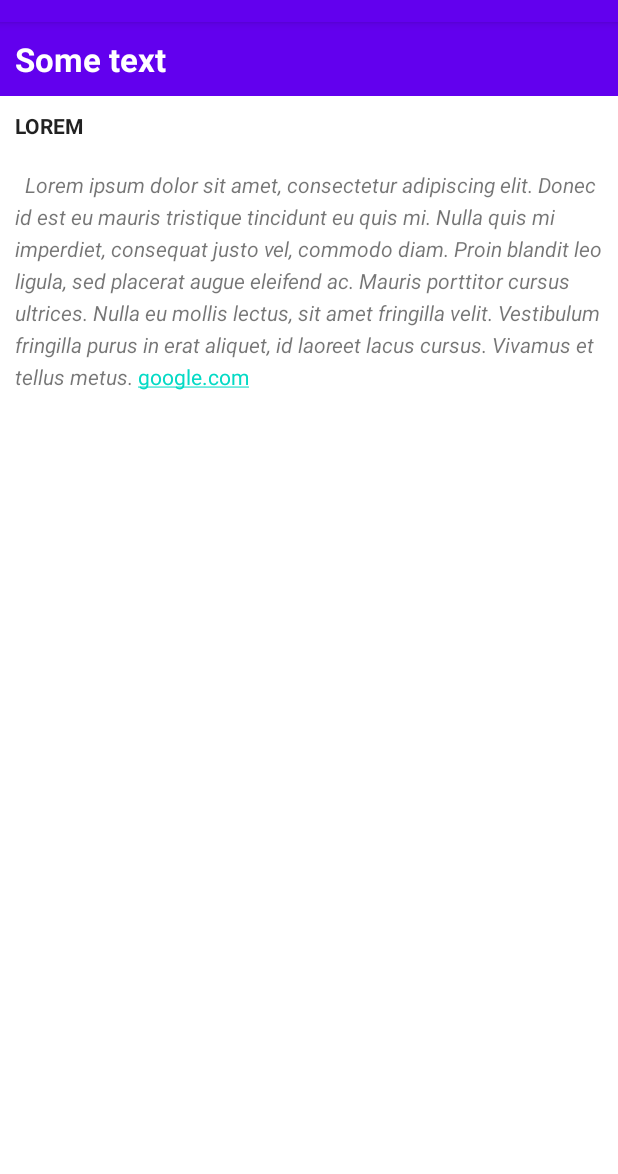
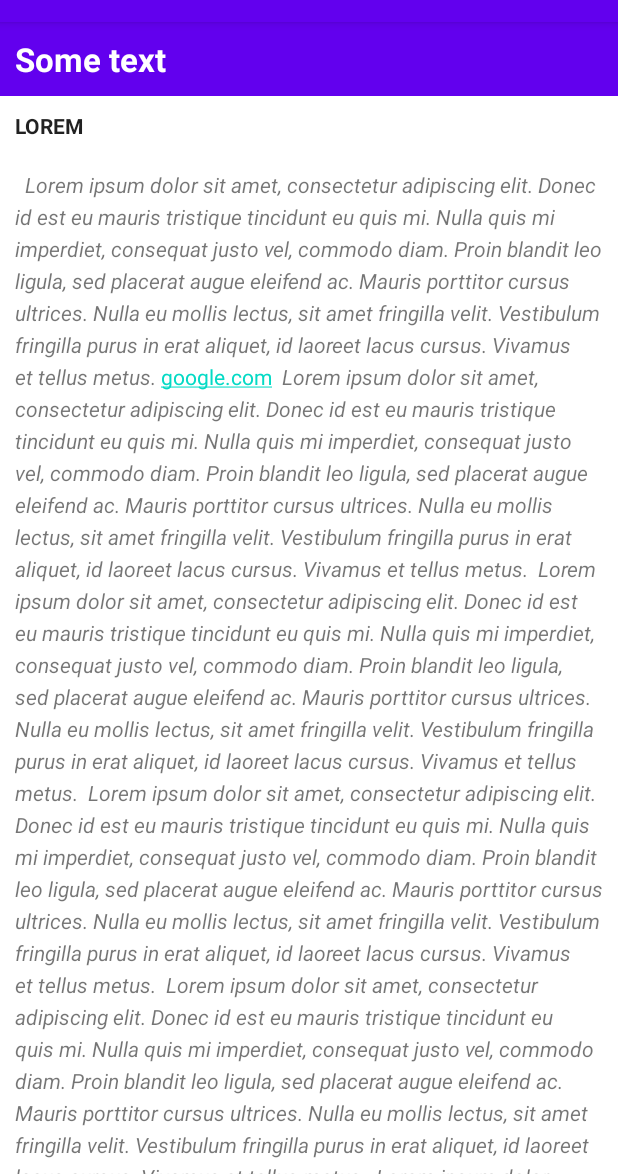
Before and after one commit to LQENX/hw_2, an Android app: the screen it shows after launch (MainActivity), on a phone screen of 412 x 824 dp, the part 62-1236 px from its top. Run offline under Robolectric (Android 15) with nearby library versions, the phone set to English and light mode, and no system bars.

Commit message:
Move UI elements within the LinearLayout

```diff
--- a/app/lesson_1_3/src/main/res/layout/activity_main.xml
+++ b/app/lesson_1_3/src/main/res/layout/activity_main.xml
@@ -17,29 +17,34 @@
         android:text="@string/article_title"
         />
 
-    <TextView
-        android:layout_width="match_parent"
-        android:layout_height="wrap_content"
-        android:id="@+id/article_subheading"
-        android:layout_below="@id/article_heading"
-        android:padding="@dimen/padding_regular"
-        android:text="@string/article_subtitle"
-        android:textAppearance= "@android:style/TextAppearance.DeviceDefault" />
-
-
     <ScrollView
         android:layout_width="wrap_content"
         android:layout_height="wrap_content"
-        android:layout_below="@id/article_subheading">
+        android:layout_below="@id/article_heading">
 
-        <TextView
-            android:layout_width="wrap_content"
+        <LinearLayout
+            android:layout_width="match_parent"
             android:layout_height="wrap_content"
-            android:id="@+id/article"
-            android:lineSpacingExtra="@dimen/line_spacing"
-            android:padding="@dimen/padding_regular"
-            android:text="@string/article_text"
-            android:autoLink="web"/>
+            android:orientation="vertical">
+
+            <TextView
+                android:id="@+id/article_subheading"
+                android:layout_width="match_parent"
+                android:layout_height="wrap_content"
+                android:padding="@dimen/padding_regular"
+                android:text="@string/article_subtitle"
+                android:textAppearance=
+                    "@android:style/TextAppearance.DeviceDefault" />
+
+            <TextView
+                android:id="@+id/article"
+                android:layout_width="wrap_content"
+                android:layout_height="wrap_content"
+                android:autoLink="web"
+                android:lineSpacingExtra="@dimen/line_spacing"
+                android:padding="@dimen/padding_regular"
+                android:text="@string/article_text" />
+        </LinearLayout>
 
     </ScrollView>
 
--- a/app/lesson_1_3/src/main/res/values/strings.xml
+++ b/app/lesson_1_3/src/main/res/values/strings.xml
@@ -13,6 +13,47 @@
         Vivamus et tellus metus.</i>
 
         google.com
+
+        <i> Lorem ipsum dolor sit amet, consectetur adipiscing elit.
+        Donec id est eu mauris tristique tincidunt eu quis mi.
+        Nulla quis mi imperdiet, consequat justo vel, commodo diam.
+        Proin blandit leo ligula, sed placerat augue eleifend ac.
+        Mauris porttitor cursus ultrices.
+        Nulla eu mollis lectus, sit amet fringilla velit.
+        Vestibulum fringilla purus in erat aliquet, id laoreet lacus cursus.
+        Vivamus et tellus metus.</i>
+        <i> Lorem ipsum dolor sit amet, consectetur adipiscing elit.
+        Donec id est eu mauris tristique tincidunt eu quis mi.
+        Nulla quis mi imperdiet, consequat justo vel, commodo diam.
+        Proin blandit leo ligula, sed placerat augue eleifend ac.
+        Mauris porttitor cursus ultrices.
+        Nulla eu mollis lectus, sit amet fringilla velit.
+        Vestibulum fringilla purus in erat aliquet, id laoreet lacus cursus.
+        Vivamus et tellus metus.</i>
+        <i> Lorem ipsum dolor sit amet, consectetur adipiscing elit.
+        Donec id est eu mauris tristique tincidunt eu quis mi.
+        Nulla quis mi imperdiet, consequat justo vel, commodo diam.
+        Proin blandit leo ligula, sed placerat augue eleifend ac.
+        Mauris porttitor cursus ultrices.
+        Nulla eu mollis lectus, sit amet fringilla velit.
+        Vestibulum fringilla purus in erat aliquet, id laoreet lacus cursus.
+        Vivamus et tellus metus.</i>
+        <i> Lorem ipsum dolor sit amet, consectetur adipiscing elit.
+        Donec id est eu mauris tristique tincidunt eu quis mi.
+        Nulla quis mi imperdiet, consequat justo vel, commodo diam.
+        Proin blandit leo ligula, sed placerat augue eleifend ac.
+        Mauris porttitor cursus ultrices.
+        Nulla eu mollis lectus, sit amet fringilla velit.
+        Vestibulum fringilla purus in erat aliquet, id laoreet lacus cursus.
+        Vivamus et tellus metus.</i>
+        <i> Lorem ipsum dolor sit amet, consectetur adipiscing elit.
+        Donec id est eu mauris tristique tincidunt eu quis mi.
+        Nulla quis mi imperdiet, consequat justo vel, commodo diam.
+        Proin blandit leo ligula, sed placerat augue eleifend ac.
+        Mauris porttitor cursus ultrices.
+        Nulla eu mollis lectus, sit amet fringilla velit.
+        Vestibulum fringilla purus in erat aliquet, id laoreet lacus cursus.
+        Vivamus et tellus metus.</i>
     </string>
 
 </resources>
```
